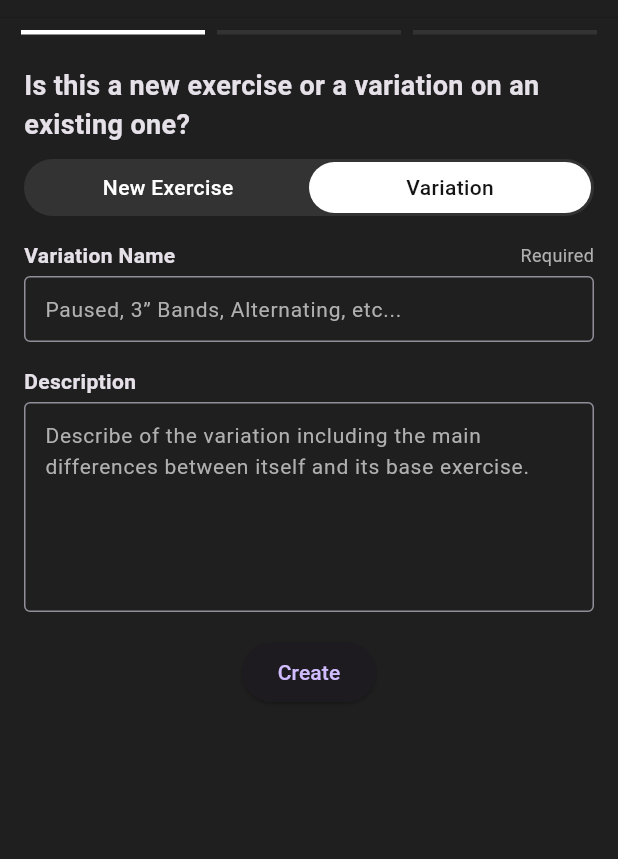
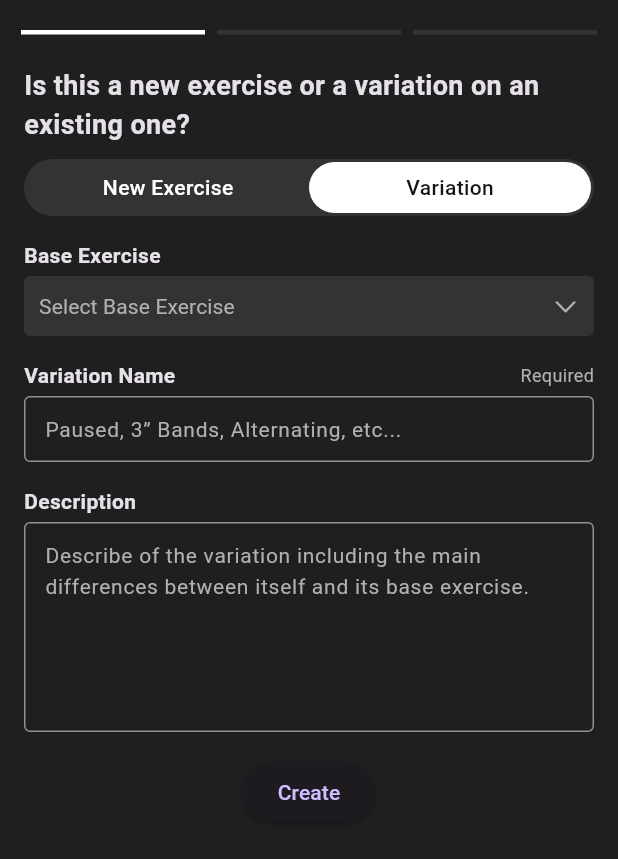
Before and after one commit to MattyD1/flex_workout_logger, a Flutter app: the ExercisesCreateScreen screen opened by its route, item 2 of the bottom bar chosen, on a phone screen of 412 x 824 dp, the part 48-907 px from its top. Run offline on Flutter 3.47's test engine with Material 3 defaults, Android fonts, the phone set to English and light mode, and no system bars; drawn by our look-alikes of custom_sliding_segmented_control; our stand-ins replace flutter_riverpod, flutter_slidable, fpdart, freezed_annotation, go_router, realm and 1 more; generated files the repository leaves out were written again; statements that could not run were skipped.

Commit message:
Added exercise selection model

```diff
--- /dev/null
+++ b/lib/features/exercises/ui/widgets/base_exercise_selection.dart
@@ -0,0 +1,113 @@
+import 'package:flex_workout_logger/config/theme/app_layout.dart';
+import 'package:flex_workout_logger/utils/ui_extensions.dart';
+import 'package:flutter/cupertino.dart';
+import 'package:flutter/foundation.dart';
+import 'package:flutter/material.dart';
+import 'package:flutter/widgets.dart';
+import 'package:flutter_riverpod/flutter_riverpod.dart';
+
+///
+class BaseExerciseSelection extends ConsumerStatefulWidget {
+  ///
+  const BaseExerciseSelection({super.key});
+
+  @override
+  ConsumerState<ConsumerStatefulWidget> createState() =>
+      _BaseExerciseSelectionState();
+}
+
+class _BaseExerciseSelectionState extends ConsumerState<BaseExerciseSelection> {
+  void _showBottomSheet(BuildContext context) {
+    showModalBottomSheet<Widget>(
+      context: context,
+      isScrollControlled: true,
+      backgroundColor: context.colorScheme.offBackground,
+      shape: const RoundedRectangleBorder(
+        borderRadius: BorderRadius.vertical(top: Radius.circular(15)),
+      ),
+      builder: (context) => DraggableScrollableSheet(
+        initialChildSize: 0.9,
+        minChildSize: 0.5,
+        maxChildSize: 0.9,
+        expand: false,
+        builder: (context, scrollController) => SafeArea(
+          child: ListView.builder(
+            controller: scrollController,
+            itemCount: 100,
+            itemBuilder: (context, index) => ListTile(
+              title: Text(index.toString()),
+              onTap: () => Navigator.of(context).pop(index),
+            ),
+          ),
+        ),
+      ),
+    );
+  }
+
+  @override
+  Widget build(BuildContext context) {
+    return Column(
+      children: [
+        Row(
+          children: [
+            Text('Base Exercise', style: context.textTheme.label),
+          ],
+        ),
+        const SizedBox(
+          height: 4,
+        ),
+        TextButton(
+          onPressed: () {
+            _showBottomSheet(context);
+            // showModalBottomSheet(
+            //   context: context,
+            //   // showDragHandle: true,
+            //   // isScrollControlled: true,
+            //   backgroundColor: context.colorScheme.offBackground,
+            //   builder: (BuildContext context) {
+            //     return FractionallySizedBox(
+            //         heightFactor: 0.8,
+            //         widthFactor: double.infinity,
+            //         child: Container(
+            //           child: const Text('testing'),
+            //         ));
+            //   },
+            // );
+          },
+          style: TextButton.styleFrom(
+            padding: EdgeInsets.zero,
+            minimumSize: Size.zero, // Set minimum size to zero
+            tapTargetSize: MaterialTapTargetSize.shrinkWrap,
+            shape: const RoundedRectangleBorder(
+              borderRadius: BorderRadius.all(
+                Radius.circular(4),
+              ),
+            ),
+          ),
+          child: Container(
+            padding: const EdgeInsets.all(10),
+            decoration: BoxDecoration(
+              borderRadius: BorderRadius.circular(4),
+              color: context.colorScheme.muted,
+            ),
+            child: Row(
+              children: [
+                Text(
+                  'Select Base Exercise',
+                  style: context.textTheme.bodyMedium
+                      .copyWith(color: context.colorScheme.mutedForeground),
+                ),
+                const Spacer(),
+                Icon(
+                  CupertinoIcons.chevron_down,
+                  color: context.colorScheme.mutedForeground,
+                ),
+              ],
+            ),
+          ),
+        ),
+        const SizedBox(height: AppLayout.defaultPadding),
+      ],
+    );
+  }
+}
--- a/lib/features/exercises/ui/widgets/exercise_create_form.dart
+++ b/lib/features/exercises/ui/widgets/exercise_create_form.dart
@@ -8,6 +8,7 @@ import 'package:flex_workout_logger/features/exercises/domain/validations/exerci
 import 'package:flex_workout_logger/features/exercises/domain/validations/exercise_engagement.dart';
 import 'package:flex_workout_logger/features/exercises/domain/validations/exercise_name.dart';
 import 'package:flex_workout_logger/features/exercises/domain/validations/exercise_style.dart';
+import 'package:flex_workout_logger/features/exercises/ui/widgets/base_exercise_selection.dart';
 import 'package:flex_workout_logger/features/exercises/ui/widgets/variation_segment_controller.dart';
 import 'package:flex_workout_logger/utils/ui_extensions.dart';
 import 'package:flex_workout_logger/widgets/ui/radio_list.dart';
@@ -85,6 +86,8 @@ class _ExerciseCreateFormState extends ConsumerState<ExerciseCreateForm> {
             onValueChanged: _onVariationChanged,
           ),
           const SizedBox(height: AppLayout.defaultPadding),
+          if (_selectedVariation == 2) const BaseExerciseSelection(),
+
           MyTextField(
             label: _selectedVariation == 1 ? 'Exercise Name' : 'Variation Name',
             hintText: _selectedVariation == 1
```
